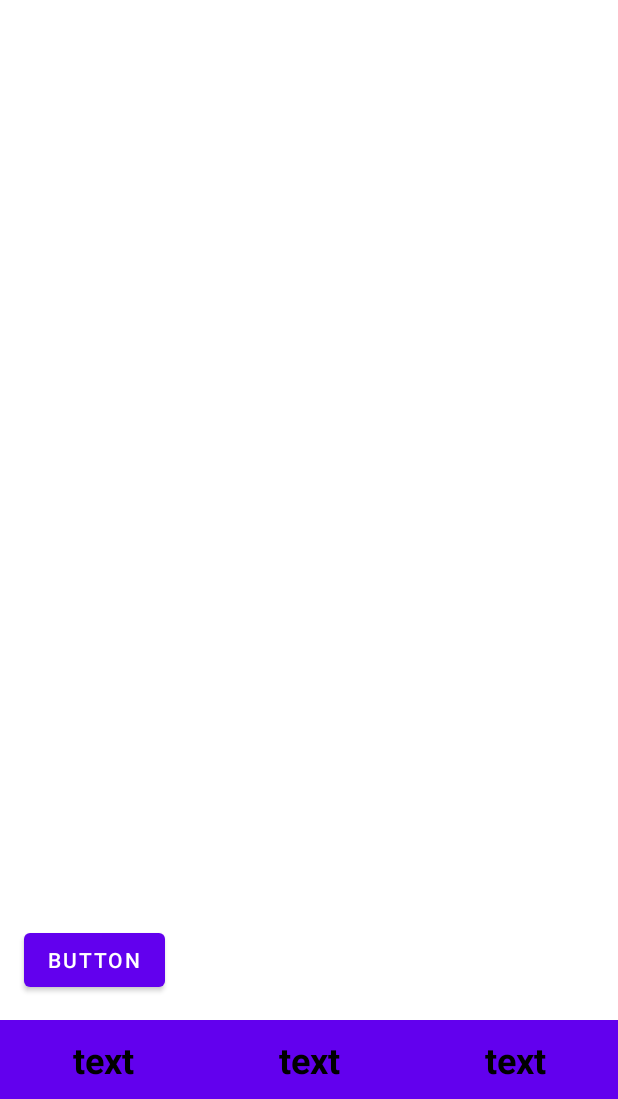
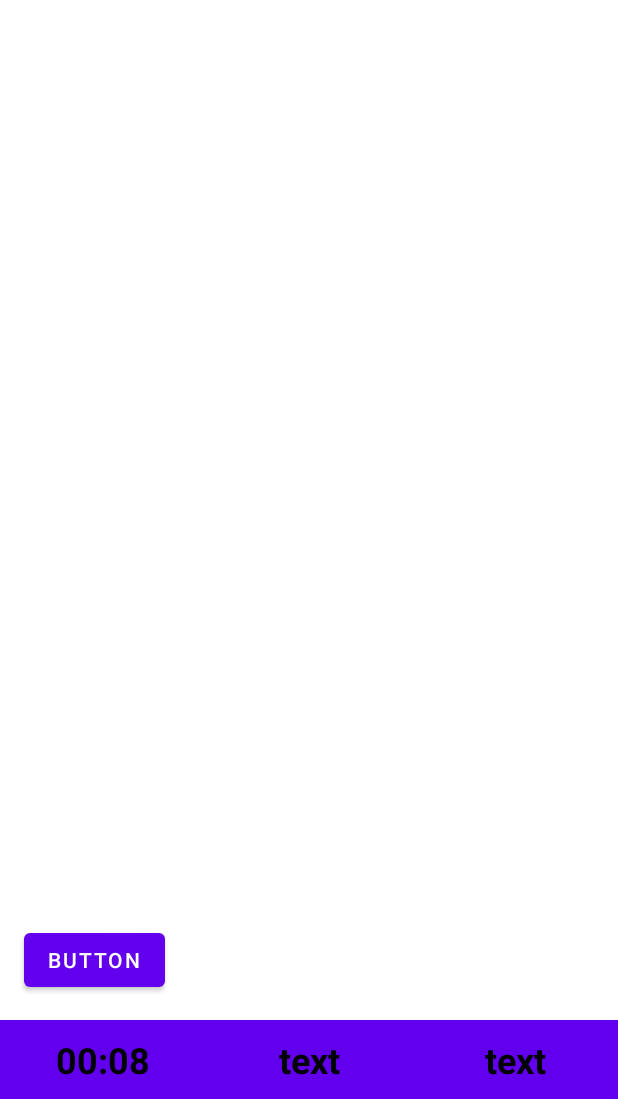
Before and after one commit to ddekiru/Android_GPS_tracking_app, an Android app: the screen it shows after launch (MapsActivity), on a phone screen of 412 x 824 dp, the part 137-1236 px from its top. Run offline under Robolectric (Android 15) with nearby library versions, the phone set to English and light mode, and no system bars.

```diff
--- a/app/src/main/java/com/example/monitorizaretraseu/MapsActivity.java
+++ b/app/src/main/java/com/example/monitorizaretraseu/MapsActivity.java
@@ -19,6 +19,7 @@ import android.util.Log;
 import android.view.Menu;
 import android.view.MenuInflater;
 import android.view.MenuItem;
+import android.widget.Chronometer;
 import android.widget.TextView;
 import android.widget.Toast;
 
@@ -58,6 +59,9 @@ public class MapsActivity extends AppCompatActivity implements OnMapReadyCallbac
         super.onCreate(savedInstanceState);
         puncte = new ArrayList<>();
         setContentView(R.layout.activity_maps2);
+
+        Chronometer cronometru = (Chronometer) findViewById(R.id.cronometru);
+        cronometru.start();
 
         distanta = findViewById(R.id.distanta);
         altitudine = findViewById(R.id.altitudine);
--- a/app/src/main/res/layout/activity_maps2.xml
+++ b/app/src/main/res/layout/activity_maps2.xml
@@ -27,7 +27,7 @@
         app:layout_constraintBottom_toTopOf="@+id/cronometru"
         app:layout_constraintStart_toStartOf="parent" />
 
-    <TextView
+    <Chronometer
         android:id="@+id/cronometru"
         android:layout_width="0dp"
         android:layout_height="wrap_content"
@@ -48,13 +48,13 @@
         android:layout_width="0dp"
         android:layout_height="0dp"
         android:background="@color/design_default_color_primary"
+        android:gravity="center"
         android:text="@string/distanta_text"
         android:textAlignment="center"
         android:textAllCaps="false"
         android:textColor="@color/black"
         android:textSize="24sp"
         android:textStyle="bold"
-        android:gravity="center"
         app:layout_constraintBottom_toBottomOf="parent"
         app:layout_constraintEnd_toStartOf="@+id/altitudine"
         app:layout_constraintStart_toEndOf="@+id/cronometru"
@@ -65,16 +65,17 @@
         android:layout_width="0dp"
         android:layout_height="0dp"
         android:background="@color/design_default_color_primary"
+        android:gravity="center"
         android:text="@string/altitudine_text"
         android:textAlignment="center"
         android:textColor="@color/black"
         android:textSize="24sp"
         android:textStyle="bold"
-        android:gravity="center"
         app:layout_constraintBottom_toBottomOf="parent"
         app:layout_constraintEnd_toEndOf="parent"
         app:layout_constraintStart_toEndOf="@+id/distanta"
         app:layout_constraintTop_toBottomOf="@+id/include" />
 
 
+
 </androidx.constraintlayout.widget.ConstraintLayout>
```
